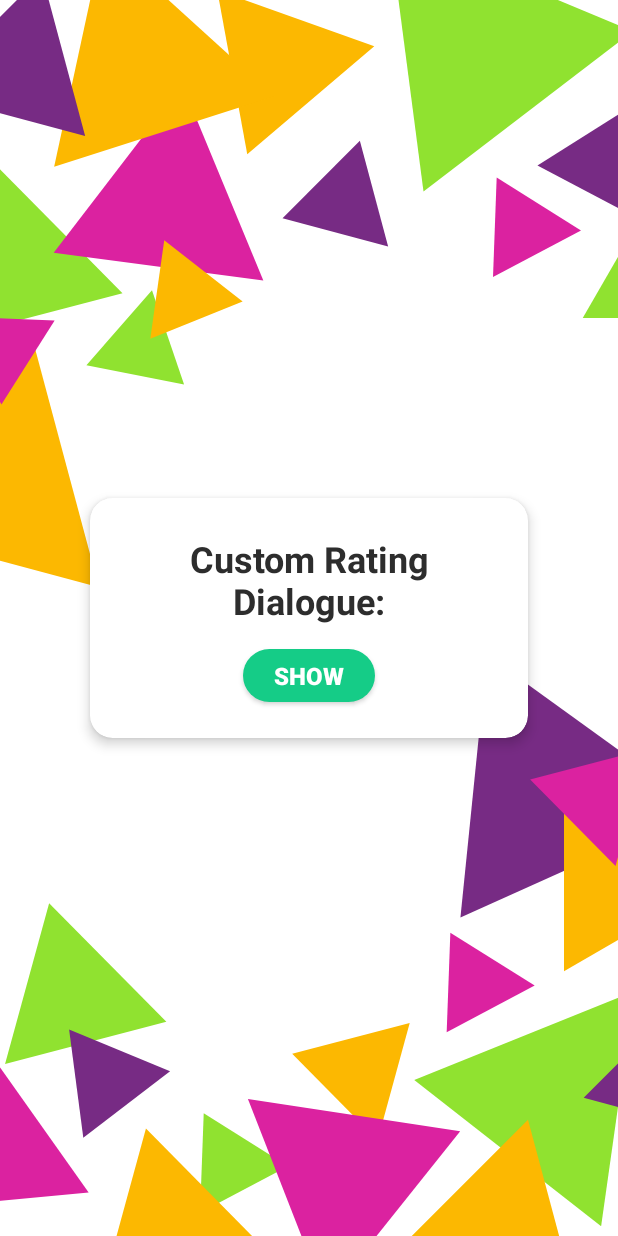
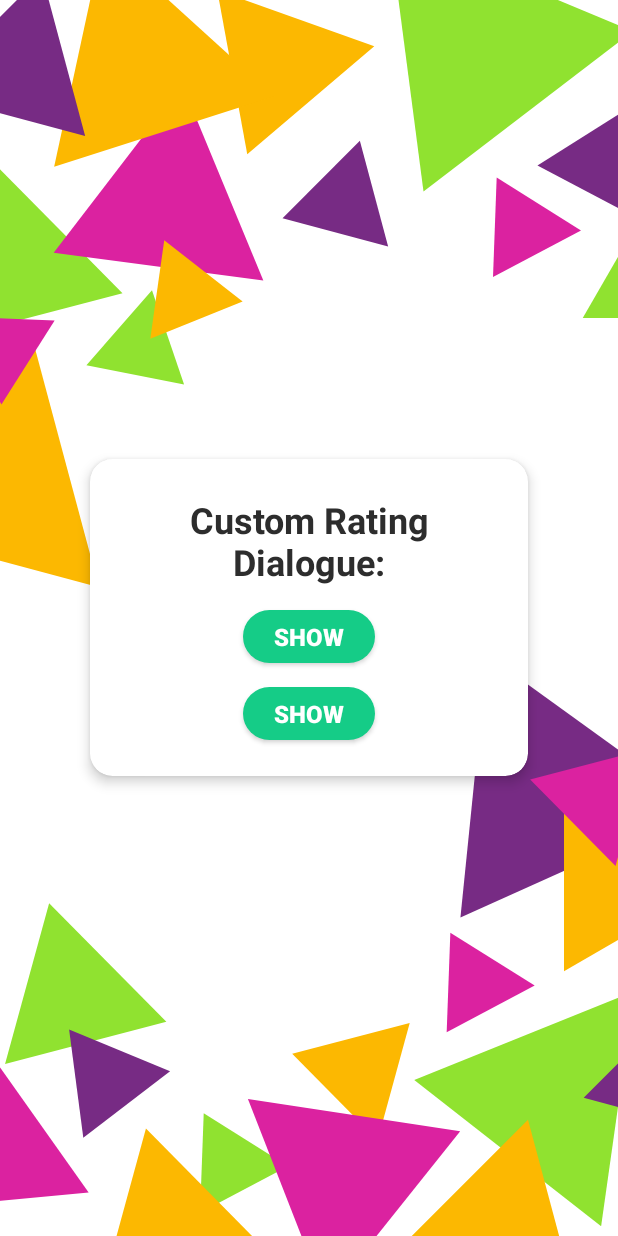
Before and after one commit to rayliverified/CustomRatingDialogue, an Android app: the screen it shows after launch (MainActivity), on a phone screen of 412 x 824 dp. Run offline under Robolectric (Android 15) with nearby library versions, the phone set to English and light mode, and no system bars.

```diff
--- a/app/src/main/res/layout/activity_main.xml
+++ b/app/src/main/res/layout/activity_main.xml
@@ -68,7 +68,25 @@
                     android:gravity="center"
                     android:background="@drawable/bg_rect_primary_selector"
                     android:text="Show"
-                    tools:ignore="SpUsage,UnusedAttribute" />
+                    tools:ignore="HardcodedText,SpUsage,UnusedAttribute" />
+
+                <Button
+                    android:id="@+id/btn_action_2"
+                    android:layout_width="wrap_content"
+                    android:layout_height="35dp"
+                    android:layout_marginTop="8dp"
+                    android:layout_marginBottom="8dp"
+                    android:textColor="@android:color/white"
+                    android:textSize="16dp"
+                    android:paddingLeft="15dp"
+                    android:paddingRight="15dp"
+                    android:elevation="2dp"
+                    android:textStyle="bold"
+                    android:layout_gravity="center_horizontal"
+                    android:gravity="center"
+                    android:background="@drawable/bg_rect_primary_selector"
+                    android:text="Show"
+                    tools:ignore="HardcodedText,SpUsage,UnusedAttribute" />
             </LinearLayout>
         </ScrollView>
     </androidx.cardview.widget.CardView>
```
Also changed, not shown: customratingdialogue/src/main/java/stream/customratingdialogue/RatingDialog.java (+45 -30 lines), customratingdialogue/src/main/res/drawable/bg_submit_selected.xml (line endings or trailing spaces).
